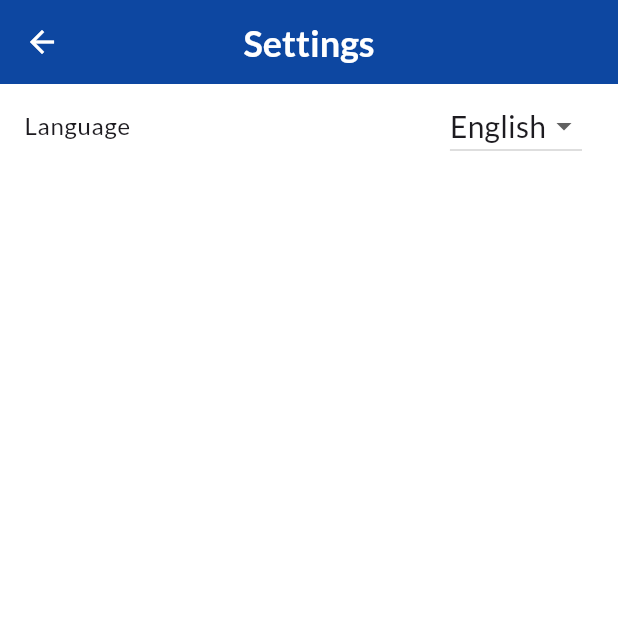
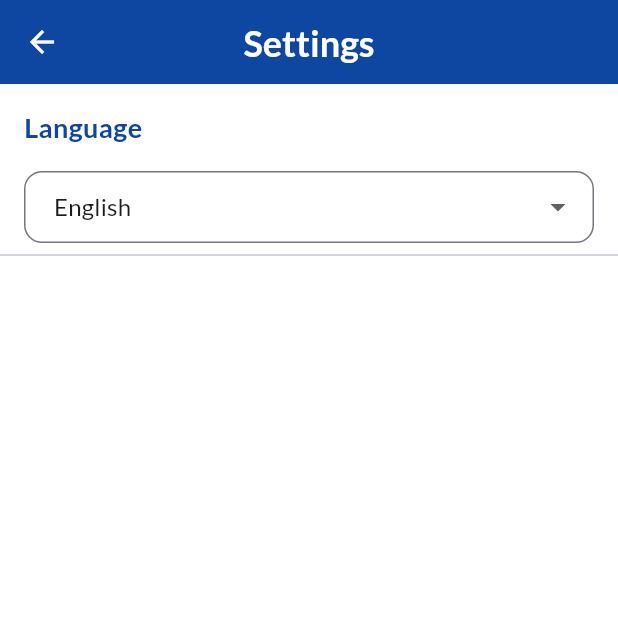
Before and after one commit to NaZe0320/chessudoku, a Flutter app: the HomeScreen screen opened directly, after a tap on "Settings", on a phone screen of 412 x 824 dp, the top half of it. Run offline on Flutter 3.47's test engine with Material 3 defaults, Android fonts, the light colour scheme and no system bars; drawn by our look-alikes of google_mobile_ads; our stand-ins replace cloud_firestore, equatable, firebase_auth, firebase_core, google_fonts, google_sign_in and 1 more; accounts and stored records are empty; generated files the repository leaves out were written again; network calls fail.

Commit message:
[feat] 다국어 지원 및 UI 개선
- 홈 화면에 다국어 지원을 적용하고 UI를 개선했습니다.
- 설정 화면에 언어 변경 기능을 추가했습니다.
- 번역 기능을 `AppLocalizations` 클래스에 추가했습니다.
- 영어, 한국어, 일본어 지원을 추가했습니다.
- 난이도 선택 다이얼로그와 보상형 광고 로직에 다국어를 적용했습니다.

- `locale_provider`에 언어 설정 저장 및 지원 언어 목록을 추가했습니다.

```diff
--- a/lib/main.dart
+++ b/lib/main.dart
@@ -34,6 +34,7 @@ void main() async {
   final adService = AdService();
   await adService.initialize(); // AdService 초기화 먼저 실행
 
+  final localeProvider = await LocaleProvider.initialize();
   // StorageService 초기화
   final storageService = await StorageService.initialize();
   runApp(
--- a/lib/providers/game_provider.dart
+++ b/lib/providers/game_provider.dart
@@ -372,7 +372,7 @@ class GameProvider extends ChangeNotifier {
 
     final isValid = _validateBoardAndMarkCells();
 
-    if (!isValid) {
+    if (isValid) {
       ScaffoldMessenger.of(
         _context,
       ).showSnackBar(const SnackBar(content: Text('All inputs are correct!'), duration: Duration(seconds: 2)));
--- a/lib/providers/locale_provider.dart
+++ b/lib/providers/locale_provider.dart
@@ -1,9 +1,9 @@
 import 'package:chessudoku/services/storage_service.dart';
 import 'package:flutter/material.dart';
-import 'package:shared_preferences/shared_preferences.dart';
 
 class LocaleProvider extends ChangeNotifier {
-  static const String _localeKey = 'app_locale';
+  static const String _localeKey = 'locale';
+  static const Map<String, String> supportedLanguages = {'en': 'English', 'ko': '한국어', 'ja': '日本語'};
   final StorageService _storageService;
 
   Locale _locale;
@@ -12,11 +12,14 @@ class LocaleProvider extends ChangeNotifier {
 
   Locale get locale => _locale;
 
-  static const Map<String, String> supportedLanguages = {
-    'en': 'English',
-    'ko': '한국어',
-    // 여기에 추가 언어를 넣을 수 있습니다
-  };
+  static Future<LocaleProvider> initialize() async {
+    final storageService = await StorageService.initialize();
+    return LocaleProvider(storageService);
+  }
+
+  String getCurrentLanguageName() {
+    return supportedLanguages[_locale.languageCode] ?? 'English';
+  }
 
   Future<void> setLocale(String languageCode) async {
     if (!supportedLanguages.containsKey(languageCode)) return;
--- a/lib/screens/home_screen.dart
+++ b/lib/screens/home_screen.dart
@@ -6,6 +6,7 @@ import 'package:chessudoku/screens/record_screen.dart';
 import 'package:chessudoku/screens/setting_screen.dart';
 import 'package:chessudoku/screens/tutorial_screen.dart';
 import 'package:chessudoku/services/api_service.dart';
+import 'package:chessudoku/utils/app_localizations.dart';
 import 'package:chessudoku/utils/converts.dart';
 import 'package:chessudoku/utils/helpers.dart';
 import 'package:chessudoku/widgets/common/banner_ad.dart';
@@ -97,6 +98,7 @@ class _HomeScreenState extends State<HomeScreen> {
   Widget build(BuildContext context) {
     final authProvider = context.watch<AuthProvider>();
     final chanceProvider = context.watch<ChanceProvider>();
+    final l10n = AppLocalizations.of(context); // 지역화 인스턴스 가져오기
 
     if (!chanceProvider.isInitialized) {
       return const Scaffold(body: Center(child: CircularProgressIndicator()));
@@ -122,10 +124,11 @@ class _HomeScreenState extends State<HomeScreen> {
                       mainAxisAlignment: MainAxisAlignment.center,
                       children: [
                         // 게임 타이틀
+                        const SizedBox(height: 16),
                         Text(
-                          'ChesSudoku',
+                          l10n.appName,
                           style: GoogleFonts.playfairDisplay(
-                            fontSize: 48,
+                            fontSize: 36,
                             fontWeight: FontWeight.bold,
                             color: Colors.white,
                             shadows: [const Shadow(offset: Offset(2, 2), blurRadius: 3.0, color: Colors.black26)],
@@ -136,12 +139,12 @@ class _HomeScreenState extends State<HomeScreen> {
 
                         // 부제목
                         Text(
-                          'A unique blend of Chess and Sudoku',
-                          style: GoogleFonts.lato(fontSize: 16, color: Colors.white70),
+                          l10n.subtitle,
+                          style: GoogleFonts.lato(fontSize: 14, color: Colors.white70),
                           textAlign: TextAlign.center,
                         ),
 
-                        const SizedBox(height: 32),
+                        const SizedBox(height: 24),
                         // 폰 기회 표시
                         Container(
                           padding: const EdgeInsets.symmetric(horizontal: 20, vertical: 12),
@@ -183,14 +186,18 @@ class _HomeScreenState extends State<HomeScreen> {
                         ),
                         const SizedBox(height: 32),
                         // 새 게임 시작 버튼
-                        _MenuButton(icon: Icons.play_arrow, label: 'New Game', onPressed: () => _startNewGame(context)),
+                        _MenuButton(
+                          icon: Icons.play_arrow,
+                          label: l10n.translate('newGame'),
+                          onPressed: () => _startNewGame(context),
+                        ),
 
                         const SizedBox(height: 16),
 
                         // 게임 이어하기 버튼
                         _MenuButton(
                           icon: Icons.refresh,
-                          label: 'Continue Game',
+                          label: l10n.translate('continueGame'),
                           onPressed:
                               _hasSavedGame
                                   ? () async {
@@ -216,7 +223,7 @@ class _HomeScreenState extends State<HomeScreen> {
                         // 기록실 버튼
                         _MenuButton(
                           icon: Icons.emoji_events,
-                          label: 'Records',
+                          label: l10n.translate('records'),
                           onPressed: () {
                             Navigator.push(
                               context,
@@ -230,7 +237,7 @@ class _HomeScreenState extends State<HomeScreen> {
                         // 튜토리얼 버튼
                         _MenuButton(
                           icon: Icons.school,
-                          label: 'How to Play',
+                          label: l10n.translate('howToPlay'),
                           onPressed: () {
                             Navigator.push(context, MaterialPageRoute(builder: (context) => const TutorialScreen()));
                           },
@@ -241,7 +248,7 @@ class _HomeScreenState extends State<HomeScreen> {
                         // 설정 버튼
                         _MenuButton(
                           icon: Icons.settings,
-                          label: 'Settings',
+                          label: l10n.translate('settings'),
                           onPressed: () {
                             Navigator.push(context, MaterialPageRoute(builder: (context) => const SettingsScreen()));
                           },
@@ -305,7 +312,9 @@ class _HomeScreenState extends State<HomeScreen> {
 
   // 광고 시청 메서드 수정
   Future<void> _showRewardedAd() async {
+    final l10n = AppLocalizations.of(context);
     setState(() => _isLoading = true);
+
     try {
       final adProvider = context.read<AdProvider>();
       final success = await adProvider.showRewardedAd();
@@ -313,20 +322,16 @@ class _HomeScreenState extends State<HomeScreen> {
       if (success) {
         await context.read<ChanceProvider>().addChance();
         if (mounted) {
-          ScaffoldMessenger.of(context).showSnackBar(const SnackBar(content: Text('Chance added successfully!')));
+          ScaffoldMessenger.of(context).showSnackBar(SnackBar(content: Text(l10n.translate('chanceAddedSuccess'))));
         }
       } else {
         if (mounted) {
-          ScaffoldMessenger.of(
-            context,
-          ).showSnackBar(const SnackBar(content: Text('Failed to complete ad viewing. Please try again.')));
+          ScaffoldMessenger.of(context).showSnackBar(SnackBar(content: Text(l10n.translate('adViewingFailed'))));
         }
       }
     } catch (e) {
       if (mounted) {
-        ScaffoldMessenger.of(
-          context,
-        ).showSnackBar(const SnackBar(content: Text('Failed to show ad. Please try again.')));
+        ScaffoldMessenger.of(context).showSnackBar(SnackBar(content: Text(l10n.translate('adShowFailed'))));
       }
     } finally {
       setState(() => _isLoading = false);
@@ -334,6 +339,8 @@ class _HomeScreenState extends State<HomeScreen> {
   }
 
   void _showDifficultyDialog(BuildContext context) {
+    final l10n = AppLocalizations.of(context);
+
     showDialog(
       context: context,
       barrierDismissible: !_isLoading,
@@ -347,24 +354,27 @@ class _HomeScreenState extends State<HomeScreen> {
                   child: Column(
                     mainAxisSize: MainAxisSize.min,
                     children: [
-                      Text('Select Difficulty', style: GoogleFonts.lato(fontSize: 24, fontWeight: FontWeight.bold)),
+                      Text(
+                        l10n.translate('selectDifficulty'),
+                        style: GoogleFonts.lato(fontSize: 24, fontWeight: FontWeight.bold),
+                      ),
                       const SizedBox(height: 24),
                       _DifficultyOption(
-                        difficulty: 'Easy',
+                        difficulty: l10n.translate('easy'),
                         description: '41-46 hints',
                         color: Colors.green,
                         onTap: _isLoading ? null : () => _startGame(context, 'easy'),
                       ),
                       const SizedBox(height: 12),
                       _DifficultyOption(
-                        difficulty: 'Medium',
+                        difficulty: l10n.translate('medium'),
                         description: '31-36 hints',
                         color: Colors.orange,
                         onTap: _isLoading ? null : () => _startGame(context, 'medium'),
                       ),
                       const SizedBox(height: 12),
                       _DifficultyOption(
-                        difficulty: 'Hard',
+                        difficulty: l10n.translate('hard'),
                         description: '21-26 hints',
                         color: Colors.red,
                         onTap: _isLoading ? null : () => _startGame(context, 'hard'),
@@ -396,7 +406,7 @@ class _MenuButton extends StatelessWidget {
         style: ElevatedButton.styleFrom(
           backgroundColor: Colors.white,
           foregroundColor: Colors.blue.shade900,
-          padding: const EdgeInsets.symmetric(horizontal: 8, vertical: 16),
+          padding: const EdgeInsets.symmetric(horizontal: 8, vertical: 8),
           shape: RoundedRectangleBorder(borderRadius: BorderRadius.circular(30)),
           elevation: 3,
           disabledBackgroundColor: Colors.grey[300],
--- a/lib/screens/setting_screen.dart
+++ b/lib/screens/setting_screen.dart
@@ -11,11 +11,11 @@ class SettingsScreen extends StatelessWidget {
 
   @override
   Widget build(BuildContext context) {
-    final localizations = AppLocalizations.of(context);
+    final l10n = AppLocalizations.of(context);
 
     return Scaffold(
       appBar: AppBar(
-        title: Text(localizations.settings),
+        title: Text(l10n.translate('settings')),
         centerTitle: true,
         backgroundColor: Colors.blue.shade900,
         foregroundColor: Colors.white,
@@ -26,15 +26,25 @@ class SettingsScreen extends StatelessWidget {
           Expanded(
             child: ListView(
               children: [
-                ListTile(
-                  title: Text(localizations.language),
-                  trailing: Consumer<LocaleProvider>(
+                _SettingsSection(
+                  title: l10n.translate('language'),
+                  children: [
+                    Consumer<LocaleProvider>(
                       builder:
-                        (context, provider, child) => DropdownButton<String>(
+                          (context, provider, child) => Padding(
+                            padding: const EdgeInsets.symmetric(horizontal: 16.0),
+                            child: DropdownButtonFormField<String>(
                               value: provider.locale.languageCode,
+                              decoration: InputDecoration(
+                                border: OutlineInputBorder(borderRadius: BorderRadius.circular(12)),
+                                contentPadding: const EdgeInsets.symmetric(horizontal: 16, vertical: 8),
+                              ),
                               items:
                                   LocaleProvider.supportedLanguages.entries.map((entry) {
-                                return DropdownMenuItem(value: entry.key, child: Text(entry.value));
+                                    return DropdownMenuItem(
+                                      value: entry.key,
+                                      child: Text(entry.value, style: const TextStyle(fontSize: 16)),
+                                    );
                                   }).toList(),
                               onChanged: (String? languageCode) {
                                 if (languageCode != null) {
@@ -44,7 +54,9 @@ class SettingsScreen extends StatelessWidget {
                             ),
                           ),
                     ),
-                // 여기에 다른 설정 항목들을 추가할 수 있습니다
+                  ],
+                ),
+                const Divider(),
               ],
             ),
           ),
@@ -54,3 +66,24 @@ class SettingsScreen extends StatelessWidget {
     );
   }
 }
+
+class _SettingsSection extends StatelessWidget {
+  final String title;
+  final List<Widget> children;
+
+  const _SettingsSection({required this.title, required this.children});
+
+  @override
+  Widget build(BuildContext context) {
+    return Column(
+      crossAxisAlignment: CrossAxisAlignment.start,
+      children: [
+        Padding(
+          padding: const EdgeInsets.all(16.0),
+          child: Text(title, style: TextStyle(fontSize: 18, fontWeight: FontWeight.bold, color: Colors.blue.shade900)),
+        ),
+        ...children,
+      ],
+    );
+  }
+}
--- a/lib/utils/app_localizations.dart
+++ b/lib/utils/app_localizations.dart
@@ -8,7 +8,7 @@ class AppLocalizations {
   AppLocalizations(this.locale);
 
   static AppLocalizations of(BuildContext context) {
-    return Localizations.of<AppLocalizations>(context, AppLocalizations)!;
+    return Localizations.of<AppLocalizations>(context, AppLocalizations) ?? AppLocalizations(const Locale('en'));
   }
 
   static const Map<String, Map<String, String>> _localizedValues = {
@@ -37,6 +37,23 @@ class AppLocalizations {
       'difficulty': 'Difficulty',
       'continue': 'Continue',
       'cancel': 'Cancel',
+      'warning': 'Warning',
+      'warningMessage': 'Starting a new game will delete your saved progress.',
+      'noChances': 'No Chances Left',
+      'watchAd': 'Watch Ad',
+      'watchAdMessage': 'Would you like to watch a video ad to get an extra chance?',
+      'nextChance': 'Next free chance in:',
+      'resetBoard': 'Reset Board',
+      'resetMessage': 'This will clear all your progress and restore the board to its initial state.',
+      'puzzleCompleted': 'Puzzle Completed!',
+      'noRecords': 'No records yet',
+      'noMoreRecords': 'No more records',
+      'loading': 'Loading...',
+      'errorLoading': 'Error loading records:',
+      'loginRequired': 'Please login to view records',
+      'chanceAddedSuccess': 'Chance added successfully!',
+      'adViewingFailed': 'Failed to complete ad viewing. Please try again.',
+      'adShowFailed': 'Failed to show ad. Please try again.',
     },
     'ko': {
       'appName': '체스도쿠',
@@ -56,25 +73,88 @@ class AppLocalizations {
       'undo': '되돌리기',
       'reset': '초기화',
       'pause': '일시정지',
-      'resume': '재개',
+      'resume': '계속하기',
       'complete': '완료',
       'time': '시간',
       'hintsUsed': '힌트 사용',
       'difficulty': '난이도',
-      'continue': '계속하기',
+      'continue': '계속',
       'cancel': '취소',
+      'warning': '경고',
+      'warningMessage': '새 게임을 시작하면 저장된 진행 상황이 삭제됩니다.',
+      'noChances': '기회가 없습니다',
+      'watchAd': '광고 보기',
+      'watchAdMessage': '광고를 시청하고 추가 기회를 받으시겠습니까?',
+      'nextChance': '다음 무료 기회까지:',
+      'resetBoard': '보드 초기화',
+      'resetMessage': '모든 진행 상황이 초기화됩니다.',
+      'puzzleCompleted': '퍼즐 완료!',
+      'noRecords': '기록이 없습니다',
+      'noMoreRecords': '더 이상 기록이 없습니다',
+      'loading': '로딩 중...',
+      'errorLoading': '기록 로딩 오류:',
+      'loginRequired': '기록을 보려면 로그인이 필요합니다',
+      'chanceAddedSuccess': '기회가 추가되었습니다!',
+      'adViewingFailed': '광고 시청을 완료하지 못했습니다. 다시 시도해주세요.',
+      'adShowFailed': '광고를 표시할 수 없습니다. 다시 시도해주세요.',
+    },
+    'ja': {
+      'appName': 'チェス数独',
+      'subtitle': 'チェスと数独の独特な出会い',
+      'newGame': '新しいゲーム',
+      'continueGame': '続ける',
+      'records': '記録',
+      'howToPlay': '遊び方',
+      'settings': '設定',
+      'language': '言語',
+      'easy': '易しい',
+      'medium': '普通',
+      'hard': '難しい',
+      'selectDifficulty': '難易度選択',
+      'memo': 'メモ',
+      'check': '確認',
+      'undo': '元に戻す',
+      'reset': 'リセット',
+      'pause': '一時停止',
+      'resume': '再開',
+      'complete': '完了',
+      'time': '時間',
+      'hintsUsed': 'ヒント使用',
+      'difficulty': '難易度',
+      'continue': '続ける',
+      'cancel': 'キャンセル',
+      'warning': '警告',
+      'warningMessage': '新しいゲームを始めると、保存された進行状況は削除されます。',
+      'noChances': 'チャンスがありません',
+      'watchAd': '広告を見る',
+      'watchAdMessage': '広告を視聴して追加チャンスを獲得しますか？',
+      'nextChance': '次の無料チャンスまで：',
+      'resetBoard': 'ボードリセット',
+      'resetMessage': 'すべての進行状況が初期化されます。',
+      'puzzleCompleted': 'パズル完成！',
+      'noRecords': '記録がありません',
+      'noMoreRecords': 'これ以上の記録はありません',
+      'loading': '読み込み中...',
+      'errorLoading': '記録の読み込みエラー：',
+      'loginRequired': '記録を見るにはログインが必要です',
+      'chanceAddedSuccess': 'チャンスが追加されました！',
+      'adViewingFailed': '広告視聴を完了できませんでした。もう一度お試しください。',
+      'adShowFailed': '広告を表示できません。もう一度お試しください。',
     },
   };
 
-  String get appName => _localizedValues[locale.languageCode]!['appName']!;
-  String get subtitle => _localizedValues[locale.languageCode]!['subtitle']!;
-  String get newGame => _localizedValues[locale.languageCode]!['newGame']!;
-  String get continueGame => _localizedValues[locale.languageCode]!['continueGame']!;
-  String get records => _localizedValues[locale.languageCode]!['records']!;
-  String get howToPlay => _localizedValues[locale.languageCode]!['howToPlay']!;
-  String get settings => _localizedValues[locale.languageCode]!['settings']!;
-  String get language => _localizedValues[locale.languageCode]!['language']!;
+  String translate(String key) {
+    if (!_localizedValues.containsKey(locale.languageCode) ||
+        !_localizedValues[locale.languageCode]!.containsKey(key)) {
+      // 번역이 없을 경우 영어를 폴백으로 사용
+      return _localizedValues['en']![key] ?? key;
+    }
+    return _localizedValues[locale.languageCode]![key]!;
+  }
 
+  // 자주 사용되는 키들은 편의를 위해 getter로 제공
+  String get appName => translate('appName');
+  String get subtitle => translate('subtitle');
   static const LocalizationsDelegate<AppLocalizations> delegate = _AppLocalizationsDelegate();
 }
 
@@ -83,7 +163,7 @@ class _AppLocalizationsDelegate extends LocalizationsDelegate<AppLocalizations>
 
   @override
   bool isSupported(Locale locale) {
-    return ['en', 'ko'].contains(locale.languageCode);
+    return ['en', 'ko', 'ja'].contains(locale.languageCode);
   }
 
   @override
```
Lines whose indentation alone changed are shown as unchanged.
